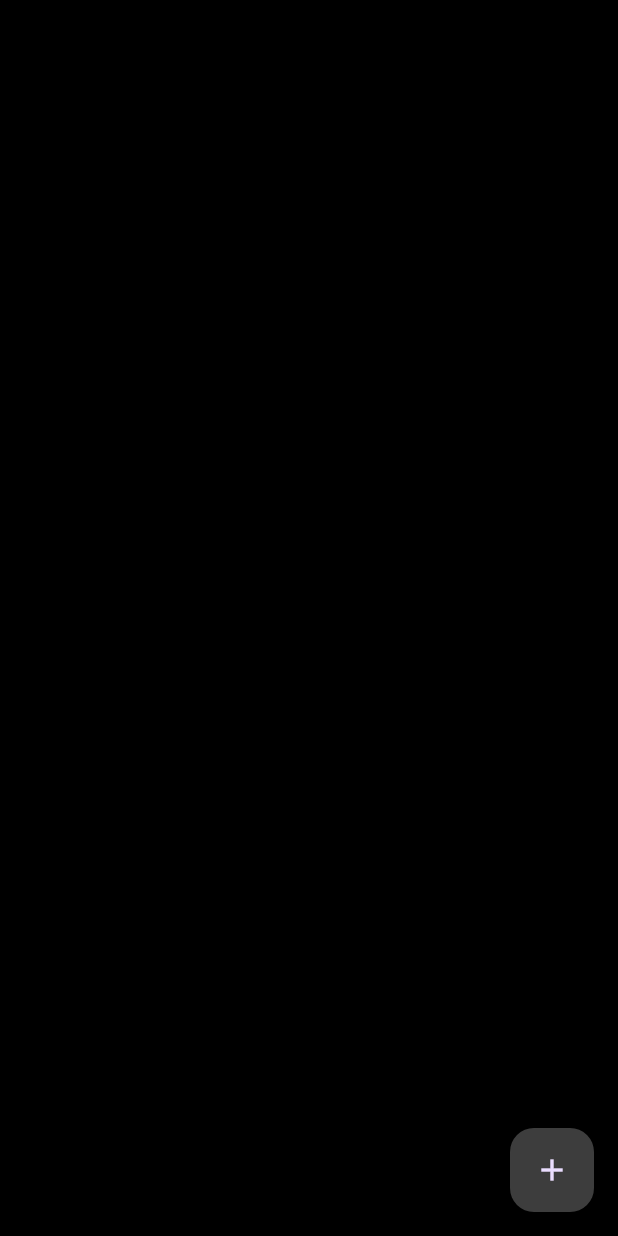
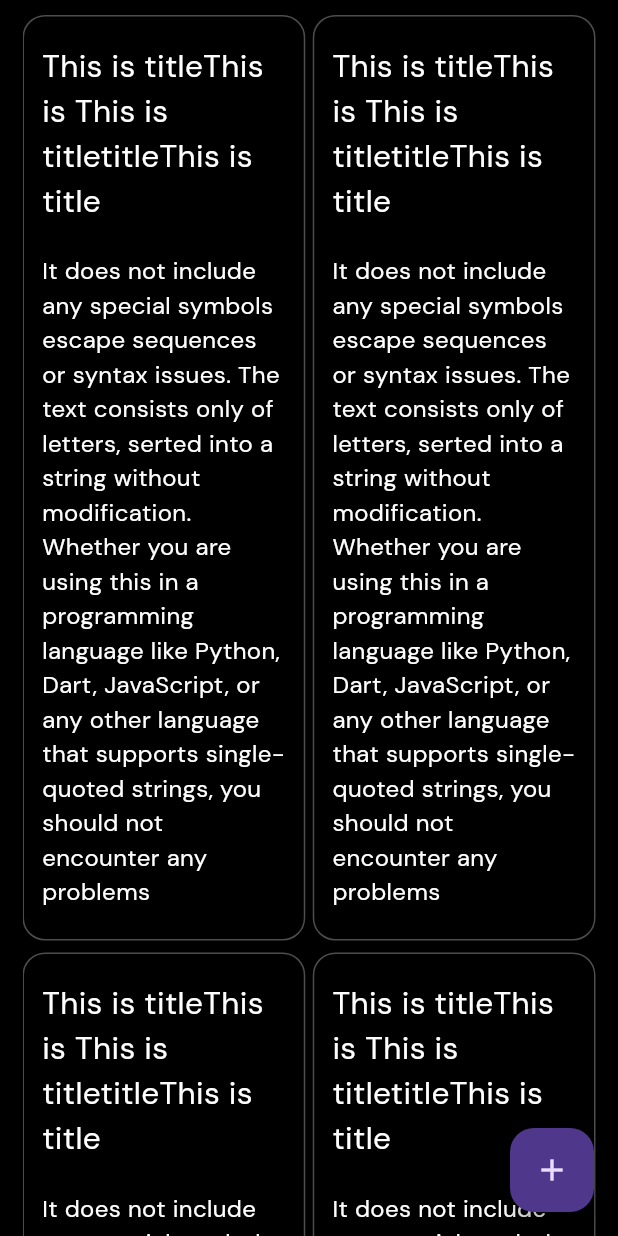
Before and after one commit to dipankrr/firebase_notes_app, a Flutter app: the screen it shows after launch, on a phone screen of 412 x 824 dp. Run offline on Flutter 3.47's test engine with Material 3 defaults, Android fonts, the phone set to English and light mode, and no system bars.

Commit message:
4th commit

```diff
--- a/lib/components/form_widget.dart
+++ b/lib/components/form_widget.dart
@@ -4,11 +4,13 @@ class FormWidget extends StatelessWidget {
   final String hintTxt;
   final double fontSize;
   final FontWeight? fontWeight;
-  const FormWidget({super.key, required this.hintTxt, required this.fontSize, this.fontWeight, });
+  final TextEditingController controller;
+  const FormWidget({super.key, required this.hintTxt, required this.fontSize, this.fontWeight, required this.controller, });
 
   @override
   Widget build(BuildContext context) {
     return TextFormField(
+        controller: controller,
         keyboardType: TextInputType.multiline,
 
       style: TextStyle(
--- /dev/null
+++ b/lib/components/note_card.dart
@@ -0,0 +1,57 @@
+import 'package:flutter/material.dart';
+import 'package:provider/provider.dart';
+
+
+class NoteCard extends StatelessWidget {
+  final String noteText;
+  final String titleText;
+  final dynamic onIconTap;
+  final dynamic delFunc;
+  final dynamic tapTextFunc;
+  final int indx;
+  const NoteCard({super.key, required this.indx, required this.noteText, required this.onIconTap, required this.delFunc,  this.tapTextFunc, required this.titleText, });
+
+  @override
+  Widget build(BuildContext context) {
+          return
+            GestureDetector(
+
+              onLongPress: delFunc,
+              child: Container(
+                width: double.infinity,
+                decoration: BoxDecoration(
+                  color: Colors.black,  // TODO: different choose colors
+                  borderRadius: BorderRadius.circular(15),
+                  border: Border.all(color: Colors.white30)
+                ),
+
+                child: Column(
+                 mainAxisSize: MainAxisSize.min,
+                 crossAxisAlignment: CrossAxisAlignment.start,
+                  children: [
+                    Padding(
+                      padding: const EdgeInsets.only(top: 18, left: 12, right: 12),
+                      child: Text(titleText.toString(),
+                          style: TextStyle(
+                            // letterSpacing: .3,
+                            // height: 0.99,
+                            fontSize: 21,
+                            color:  Colors.white,
+                          )),
+                    ),
+                    Padding(
+                      padding: const EdgeInsets.symmetric(vertical: 20, horizontal: 12),
+                      child: Text(noteText.toString(),
+                        style: TextStyle(
+                          // letterSpacing: .3,
+                         // height: 0.99,
+                          fontSize: 16,
+                          color:  Colors.white,
+                      )),
+                    )
+                  ],
+                ),
+              ),
+            );
+  }
+}
--- a/lib/pages/add_note.dart
+++ b/lib/pages/add_note.dart
@@ -6,8 +6,10 @@ class AddNotePage extends StatelessWidget {
 
   @override
   Widget build(BuildContext context) {
+    TextEditingController titleController = TextEditingController();
+    TextEditingController noteController = TextEditingController();
     return Scaffold(
-      resizeToAvoidBottomInset: false,
+      //resizeToAvoidBottomInset: false,
       appBar: AppBar(
         title: Container( height: 20, width: 20, color: Colors.white54,),
 
@@ -18,9 +20,9 @@ class AddNotePage extends StatelessWidget {
         child: SingleChildScrollView(
           child: Column(
             children: [
-              FormWidget(hintTxt: 'Title', fontSize: 28, fontWeight: FontWeight.bold,),
+              FormWidget(hintTxt: 'Title', fontSize: 28, fontWeight: FontWeight.bold, controller: titleController,),
 
-              FormWidget(hintTxt: 'Start writing . . . .', fontSize: 21,),
+              FormWidget(hintTxt: 'Start writing . . . .', fontSize: 21, controller: noteController,),
             ],
           ),
         ),
--- a/lib/pages/homepage.dart
+++ b/lib/pages/homepage.dart
@@ -1,3 +1,4 @@
+import 'package:firebase_notes_app/components/note_card.dart';
 import 'package:firebase_notes_app/pages/add_note.dart';
 import 'package:flutter/material.dart';
 import 'package:flutter_staggered_grid_view/flutter_staggered_grid_view.dart';
@@ -8,28 +9,34 @@ class Homepage extends StatelessWidget {
   @override
   Widget build(BuildContext context) {
     return Scaffold(
-      body: Column(
-        children: [
+      body: Padding(
+        padding: const EdgeInsets.only(left: 15, right: 15, top: 10),
+        child: Column(
+          //mainAxisSize: MainAxisSize.min,
+          children: [
 
-      //   MasonryGridView.count(
-      //     itemCount: 10,
-      //     crossAxisCount: 4,
-      //     mainAxisSpacing: 4,
-      //     crossAxisSpacing: 4,
-      //     itemBuilder: (context, index) {
-      //     return Container(
-      //       color: Colors.blue,
-      //       height: 30,
-      //     );
-      //   },
-      // ),
+          Expanded(
+            child: MasonryGridView.count(
+              itemCount: 10,
+              crossAxisCount: 2,
+              mainAxisSpacing: 8,
+              crossAxisSpacing: 5,
+              itemBuilder: (context, index) {
+                String text = "It does not include any special symbols  escape sequences or syntax issues. The text consists only of letters, serted into a string without modification. Whether you are using this in a programming language like Python, Dart, JavaScript, or any other language that supports single-quoted strings, you should not encounter any problems";
+              return
 
-        ],
+                NoteCard(indx: 1, noteText: text, onIconTap: (){}, delFunc: (){}, titleText: 'This is titleThis is This is titletitleThis is title',);
+            },
+                  ),
+          ),
+
+          ],
+        ),
       ),
 
 
       floatingActionButton: FloatingActionButton(
-        backgroundColor: Colors.white24,
+       // backgroundColor: Colors.white,
           onPressed: (){
             Navigator.push(
               context,
```
Also changed, not shown: lib/providers/color_prov.dart (added).
